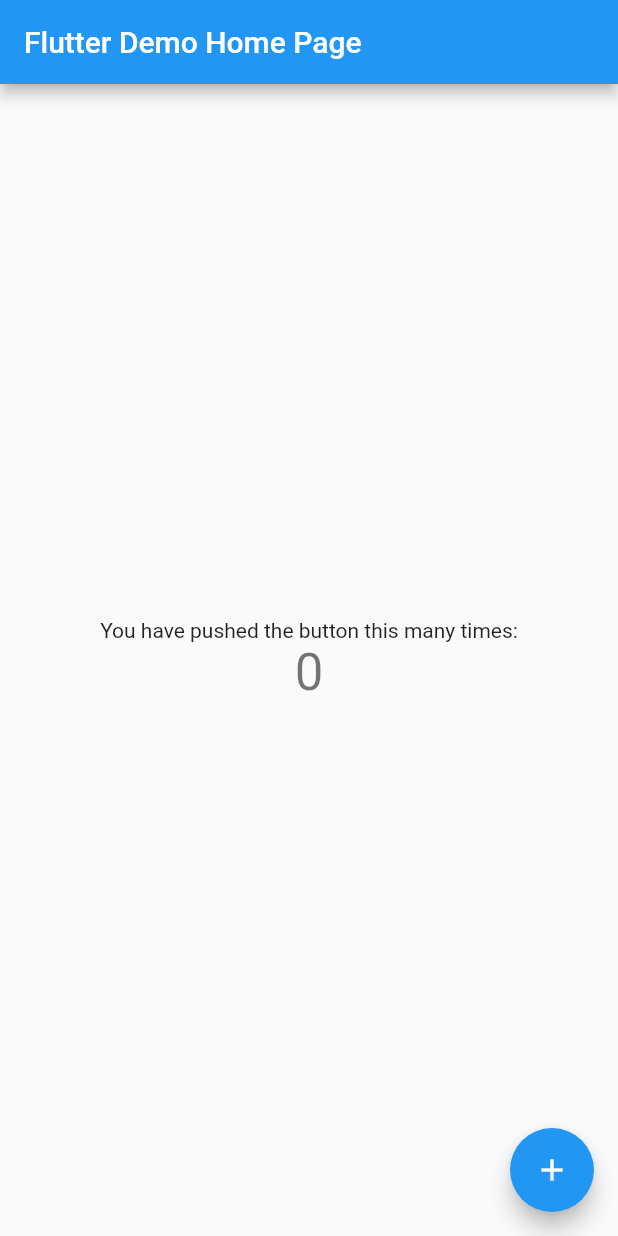
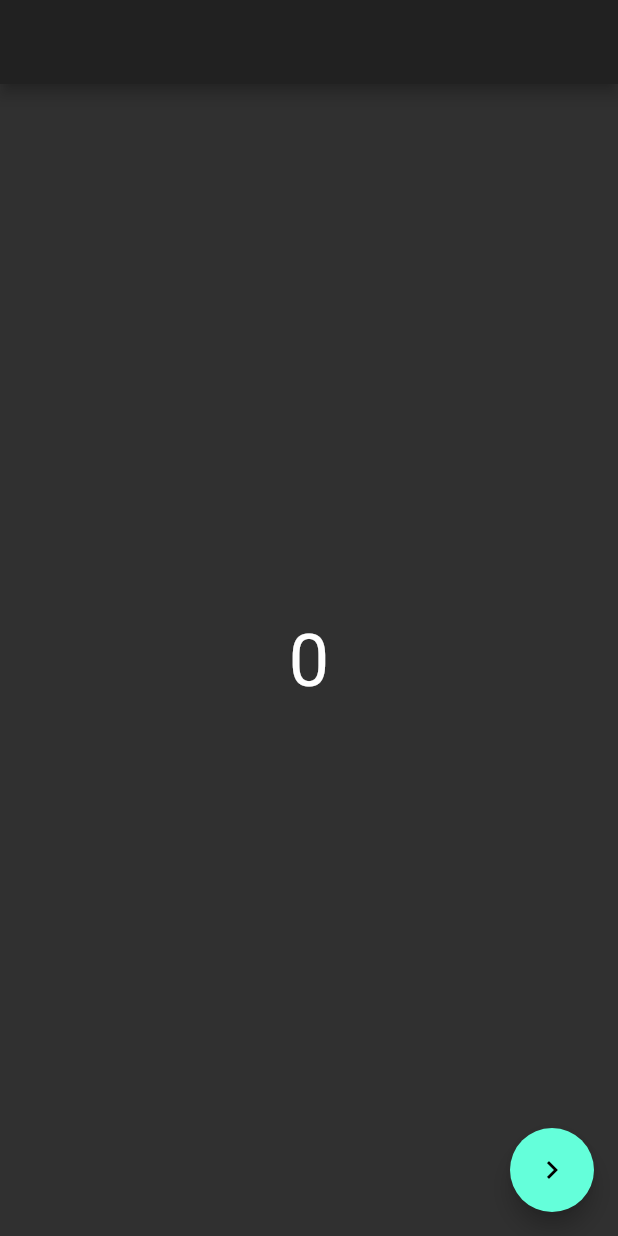
Before and after one commit to you-zuo/provider_study, a Flutter app: the screen it shows after launch, on a phone screen of 412 x 824 dp. Run offline on Flutter 3.47's test engine with Material 2 defaults, Android fonts, the phone set to English and light mode, and no system bars.

Commit message:
firstPlus

```diff
--- /dev/null
+++ b/lib/firstScreen.dart
@@ -0,0 +1,30 @@
+import 'package:flutter/material.dart';
+import 'package:provider/provider.dart';
+import 'package:provider_study/secondPage.dart';
+
+import 'mode/CounterModel.dart';
+
+class FirstScreen extends StatelessWidget {
+  @override
+  Widget build(BuildContext context) {
+    final _counter = Provider.of<CounterModel>(context);
+    final textSize = Provider.of<int>(context).toDouble();
+
+    return Scaffold(
+      appBar: AppBar(
+        title: Text(''),
+      ),
+      body: Center(
+        child: Text(
+          "${_counter.value}",
+          style: TextStyle(fontSize: textSize),
+        ),
+      ),
+      floatingActionButton: FloatingActionButton(
+        onPressed: () => Navigator.of(context)
+            .push(MaterialPageRoute(builder: (context) => SecondPage())),
+        child: Icon(Icons.navigate_next),
+      ),
+    );
+  }
+}
--- a/lib/main.dart
+++ b/lib/main.dart
@@ -1,61 +1,28 @@
 import 'package:flutter/material.dart';
+import 'package:provider_study/firstScreen.dart';
+import 'package:provider_study/mode/CounterModel.dart';
+import 'package:provider/provider.dart';
+void main() {
+  final counter = CounterModel();
+  final textSize = 48;
 
-void main() => runApp(MyApp());
+  runApp(
+    Provider<int>.value(
+      value: textSize,
+      child: ChangeNotifierProvider.value(
+        value: counter,
+        child: MyApp(),
+      ),
+    ),
+  );
+}
 
 class MyApp extends StatelessWidget {
-  // This widget is the root of your application.
   @override
   Widget build(BuildContext context) {
     return MaterialApp(
-      title: 'Flutter Demo',
-      theme: ThemeData(
-        primarySwatch: Colors.blue,
-      ),
-      home: MyHomePage(title: 'Flutter Demo Home Page'),
+      theme: ThemeData.dark(),
+      home: FirstScreen(),
     );
   }
 }
-class MyHomePage extends StatefulWidget {
-  MyHomePage({Key key, this.title}) : super(key: key);
-  final String title;
-
-  @override
-  _MyHomePageState createState() => _MyHomePageState();
-}
-
-class _MyHomePageState extends State<MyHomePage> {
-  int _counter = 0;
-
-  void _incrementCounter() {
-    setState(() {
-      _counter++;
-    });
-  }
-  @override
-  Widget build(BuildContext context) {
-    return Scaffold(
-      appBar: AppBar(
-        title: Text(widget.title),
-      ),
-      body: Center(
-        child: Column(
-          mainAxisAlignment: MainAxisAlignment.center,
-          children: <Widget>[
-            Text(
-              'You have pushed the button this many times:',
-            ),
-            Text(
-              '$_counter',
-              style: Theme.of(context).textTheme.display1,
-            ),
-          ],
-        ),
-      ),
-      floatingActionButton: FloatingActionButton(
-        onPressed: _incrementCounter,
-        tooltip: 'Increment',
-        child: Icon(Icons.add),
-      ),
-    );
-  }
-}
--- /dev/null
+++ b/lib/mode/CounterModel.dart
@@ -0,0 +1,11 @@
+import 'package:flutter/material.dart';
+
+class CounterModel with ChangeNotifier {
+  int _count = 0;
+  int get value => _count;
+
+  void increment() {
+    _count++;
+    notifyListeners();
+  }
+}
```
Also changed, not shown: lib/secondPage.dart (added, +31 -0 lines).
